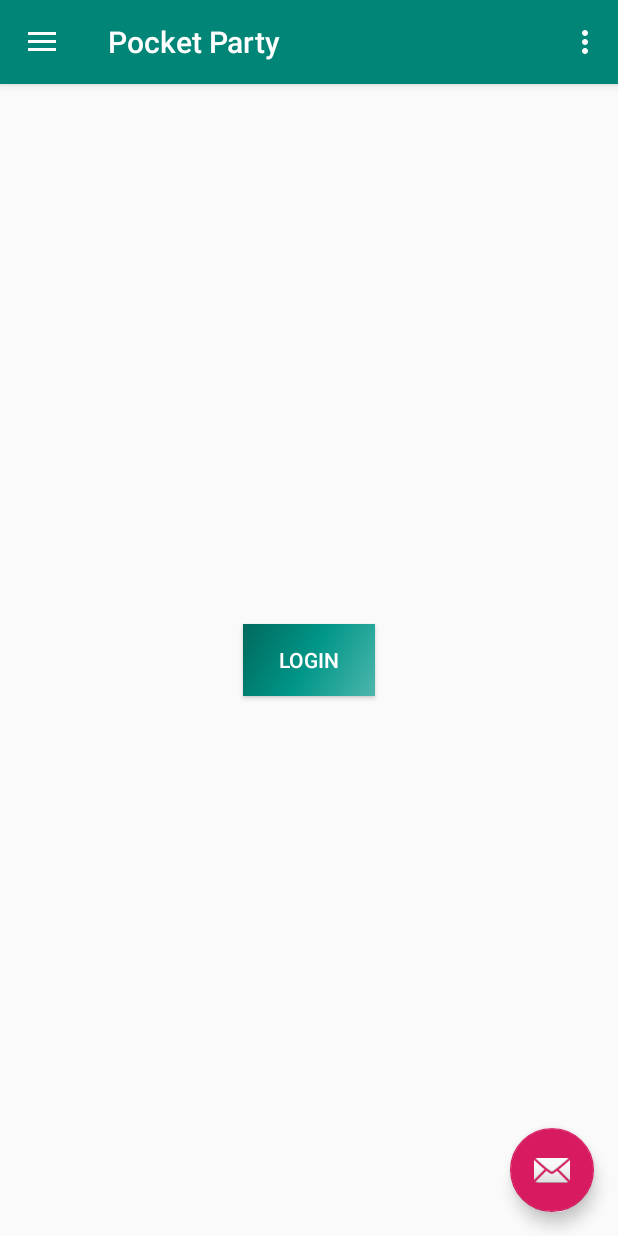
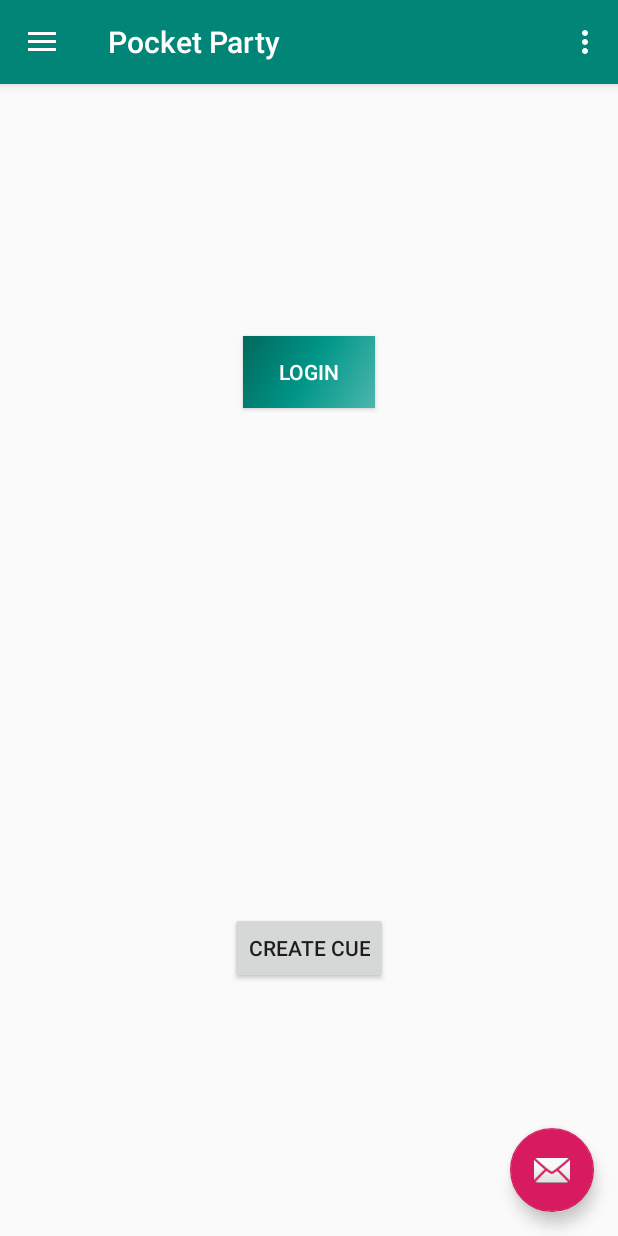
Before and after one commit to Prateek-Agarwal-20/pocket-party, an Android app: the screen it shows after launch (MainActivity), in the side drawer, after a tap on "Gallery", on a phone screen of 412 x 824 dp. Run offline under Robolectric (Android 15) with nearby library versions, the phone set to English and light mode, and no system bars; libraries missing offline, so code that uses them is left out: com.spotify.android; 2 statements that could not run were skipped.

Commit message:
created button shapes and skeletal UI, questions for Peter about button states

```diff
--- a/app/build.gradle
+++ b/app/build.gradle
@@ -24,7 +24,7 @@ android {
 
 dependencies {
     implementation fileTree(dir: 'libs', include: ['*.jar'])
-    implementation"org.jetbrains.kotlin:kotlin-stdlib-jdk7:$kotlin_version"
+    implementation "org.jetbrains.kotlin:kotlin-stdlib-jdk7:$kotlin_version"
     implementation 'com.android.support:appcompat-v7:28.0.0'
     implementation 'com.android.support:design:28.0.0'
     implementation 'com.android.support.constraint:constraint-layout:1.1.3'
--- /dev/null
+++ b/app/src/main/java/com/example/pocketparty/CreateCueActivity.kt
@@ -0,0 +1,62 @@
+package com.example.pocketparty
+
+import android.content.Context
+import android.hardware.camera2.CameraAccessException
+import android.hardware.camera2.CameraManager
+import android.support.v7.app.AppCompatActivity
+import android.os.Bundle
+import android.view.MotionEvent
+import android.view.View
+import android.widget.Toast
+import kotlinx.android.synthetic.main.activity_create_cue.*
+
+class CreateCueActivity : AppCompatActivity() {
+
+    private lateinit var cameraManager: CameraManager
+    private lateinit var camId: String
+
+    override fun onCreate(savedInstanceState: Bundle?) {
+        super.onCreate(savedInstanceState)
+        setContentView(R.layout.activity_create_cue)
+
+        setup()
+    }
+
+    private fun setup(){
+        setUpFlashParams()
+        setupFlashOntouch()
+    }
+
+    //Required parameters to operate the flashlight
+    fun setUpFlashParams() {
+        cameraManager = applicationContext.getSystemService(Context.CAMERA_SERVICE) as CameraManager
+        camId = cameraManager.cameraIdList[0]
+    }
+
+    fun setupFlashOntouch(){
+        btnFlash.setOnTouchListener { v, event ->
+            flashLightClick(event)
+            true
+        }
+    }
+
+    fun flashLightClick(event: MotionEvent){
+        if (event.action == MotionEvent.ACTION_DOWN) {
+            try {
+                cameraManager.setTorchMode(camId, true)
+            } catch (e: CameraAccessException) {
+                runOnUiThread {
+                    Toast.makeText(applicationContext, "DAMNIT it wont turn ON", Toast.LENGTH_LONG).show()
+                }
+            }
+        } else if (event.action == MotionEvent.ACTION_UP) {
+            try {
+                cameraManager.setTorchMode(camId, false)
+            } catch (e: CameraAccessException) {
+                runOnUiThread {
+                    Toast.makeText(applicationContext, "DAMNIT it wont turn OFF", Toast.LENGTH_LONG).show()
+                }
+            }
+        }
+    }
+}
--- a/app/src/main/java/com/example/pocketparty/MainActivity.kt
+++ b/app/src/main/java/com/example/pocketparty/MainActivity.kt
@@ -1,5 +1,6 @@
 package com.example.pocketparty
 
+import android.content.Intent
 import android.os.Bundle
 import android.support.design.widget.Snackbar
 import android.support.design.widget.NavigationView
@@ -9,6 +10,7 @@ import android.support.v7.app.AppCompatActivity
 import android.util.Log
 import android.view.Menu
 import android.view.MenuItem
+import android.view.View
 import kotlinx.android.synthetic.main.activity_main.*
 import kotlinx.android.synthetic.main.app_bar_main.*
 
@@ -143,4 +145,11 @@ class MainActivity : AppCompatActivity(), NavigationView.OnNavigationItemSelecte
                 }
             })
     }
+
+
+    //OnClick to test createcue page
+    fun gotoCreateCue(view: View){
+        startActivity(Intent(this@MainActivity, CreateCueActivity::class.java))
+    }
+
 }
--- a/app/src/main/res/layout/activity_main.xml
+++ b/app/src/main/res/layout/activity_main.xml
@@ -8,6 +8,8 @@
         android:layout_height="match_parent"
         android:fitsSystemWindows="true"
         tools:openDrawer="start">
+
+
 
     <include
             layout="@layout/app_bar_main"
@@ -23,4 +25,6 @@
             app:headerLayout="@layout/nav_header_main"
             app:menu="@menu/activity_main_drawer"/>
 
+
+
 </android.support.v4.widget.DrawerLayout>
--- a/app/src/main/res/layout/content_main.xml
+++ b/app/src/main/res/layout/content_main.xml
@@ -14,8 +14,22 @@
             android:layout_height="wrap_content"
             android:id="@+id/loginBtn" app:layout_constraintEnd_toEndOf="parent"
             app:layout_constraintStart_toStartOf="parent"
-            app:layout_constraintTop_toTopOf="parent"
-            app:layout_constraintBottom_toBottomOf="parent" android:background="@drawable/side_nav_bar"
+            app:layout_constraintBottom_toTopOf="@id/guideline"
+            app:layout_constraintTop_toTopOf="parent" android:background="@drawable/side_nav_bar"
             android:textColor="@android:color/white"/>
 
+    <Button android:layout_width="wrap_content" android:layout_height="wrap_content"
+            android:id="@+id/btnCreateCue"
+            android:text="@string/create_cue"
+            android:onClick="gotoCreateCue"
+            app:layout_constraintLeft_toLeftOf="parent"
+            app:layout_constraintRight_toRightOf="parent"
+            app:layout_constraintBottom_toBottomOf="parent"
+            app:layout_constraintTop_toBottomOf="@id/guideline"
+    />
+    <android.support.constraint.Guideline
+            android:orientation="horizontal"
+            android:layout_width="wrap_content"
+            android:layout_height="wrap_content" android:id="@+id/guideline"
+            app:layout_constraintGuide_percent="0.5"/>
 </android.support.constraint.ConstraintLayout>
--- a/app/src/main/res/values/strings.xml
+++ b/app/src/main/res/values/strings.xml
@@ -6,4 +6,6 @@
     <string name="nav_header_subtitle">android.studio@android.com</string>
     <string name="nav_header_desc">Navigation header</string>
     <string name="action_settings">Settings</string>
+    <string name="flash">Flash</string>
+    <string name="create_cue">Create Cue</string>
 </resources>
```
Also changed, not shown: app/src/main/AndroidManifest.xml (+7 -3 lines), app/src/main/res/drawable/button_circle.xml (added, +18 -0 lines), app/src/main/res/drawable/playbutton_circle.xml (added, +54 -0 lines), app/src/main/res/layout/activity_create_cue.xml (added, +58 -0 lines), app/src/main/res/drawable-hdpi/ic_pause_button.png (added), app/src/main/res/drawable-hdpi/ic_play_arrow.png (added), app/src/main/res/drawable-mdpi/ic_pause_button.png (added), app/src/main/res/drawable-mdpi/ic_play_arrow.png (added), app/src/main/res/drawable-xhdpi/ic_pause_button.png (added), app/src/main/res/drawable-xhdpi/ic_play_arrow.png (added), app/src/main/res/drawable-xxhdpi/ic_pause_button.png (added), app/src/main/res/drawable-xxhdpi/ic_play_arrow.png (added), app/src/main/res/drawable-xxxhdpi/ic_pause_button.png (added), app/src/main/res/drawable-xxxhdpi/ic_play_arrow.png (added).
